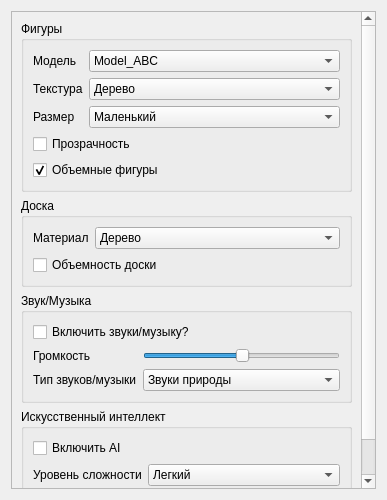
comaralex/Chess2k17, file options.ui: the form before one commit.
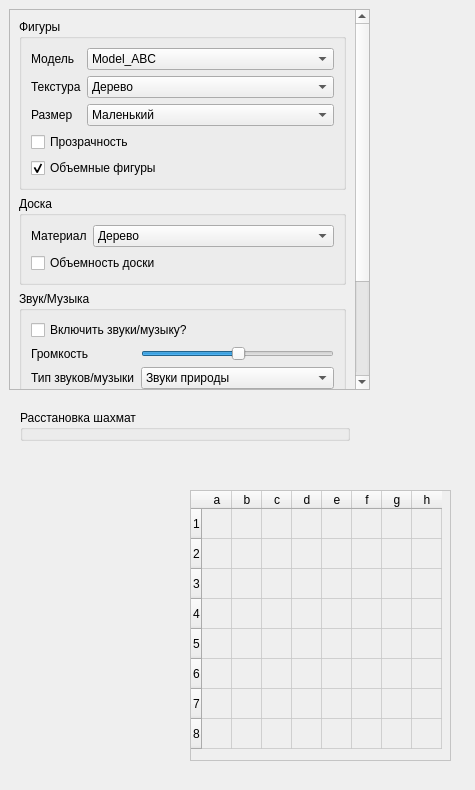
The form after the commit.

Commit message: Add TableWidgetChessRanking to Options

What changed in the file:
```diff
--- a/options.ui
+++ b/options.ui
@@ -6,16 +6,22 @@
    <rect>
     <x>0</x>
     <y>0</y>
-    <width>387</width>
-    <height>500</height>
+    <width>475</width>
+    <height>790</height>
    </rect>
   </property>
   <property name="windowTitle">
    <string>Options</string>
   </property>
-  <layout class="QGridLayout" name="gridLayout_2">
-   <item row="0" column="0">
     <widget class="QScrollArea" name="scrollArea">
+   <property name="geometry">
+    <rect>
+     <x>9</x>
+     <y>9</y>
+     <width>361</width>
+     <height>381</height>
+    </rect>
+   </property>
      <property name="widgetResizable">
       <bool>true</bool>
      </property>
@@ -24,8 +30,8 @@
        <rect>
         <x>0</x>
         <y>0</y>
-        <width>367</width>
-        <height>480</height>
+      <width>342</width>
+      <height>471</height>
        </rect>
       </property>
       <layout class="QGridLayout" name="gridLayout">
@@ -171,6 +177,65 @@
          </layout>
         </widget>
        </item>
+     <item row="3" column="0">
+      <widget class="QGroupBox" name="groupBoxAI">
+       <property name="title">
+        <string>Искусственный интеллект</string>
+       </property>
+       <layout class="QFormLayout" name="formLayout_4">
+        <item row="0" column="0">
+         <widget class="QCheckBox" name="checkAIEnable">
+          <property name="text">
+           <string>Включить AI</string>
+          </property>
+         </widget>
+        </item>
+        <item row="1" column="0">
+         <widget class="QLabel" name="label_comboAILevel">
+          <property name="text">
+           <string>Уровень сложности</string>
+          </property>
+         </widget>
+        </item>
+        <item row="1" column="1">
+         <widget class="QComboBox" name="comboAILevel">
+          <item>
+           <property name="text">
+            <string>Легкий</string>
+           </property>
+          </item>
+          <item>
+           <property name="text">
+            <string>Средний</string>
+           </property>
+          </item>
+          <item>
+           <property name="text">
+            <string>Сложный</string>
+           </property>
+          </item>
+         </widget>
+        </item>
+        <item row="2" column="0">
+         <widget class="QLabel" name="label_sliderAIResponse">
+          <property name="text">
+           <string>Скорость реакции</string>
+          </property>
+         </widget>
+        </item>
+        <item row="2" column="1">
+         <widget class="QSlider" name="sliderAIResponse">
+          <property name="value">
+           <number>75</number>
+          </property>
+          <property name="orientation">
+           <enum>Qt::Horizontal</enum>
+          </property>
+         </widget>
+        </item>
+       </layout>
+      </widget>
+     </item>
        <item row="2" column="0">
         <widget class="QGroupBox" name="groupBoxMusic">
          <property name="title">
@@ -230,70 +295,166 @@
          </layout>
         </widget>
        </item>
-       <item row="3" column="0">
-        <widget class="QGroupBox" name="groupBoxAI">
+    </layout>
+   </widget>
+  </widget>
+  <widget class="QGroupBox" name="groupBoxChessRanking">
+   <property name="geometry">
+    <rect>
+     <x>20</x>
+     <y>410</y>
+     <width>330</width>
+     <height>31</height>
+    </rect>
+   </property>
          <property name="title">
-          <string>Искусственный интеллект</string>
-         </property>
-         <layout class="QFormLayout" name="formLayout_4">
-          <item row="0" column="0">
-           <widget class="QCheckBox" name="checkAIEnable">
+    <string>Расстановка шахмат</string>
+   </property>
+   <layout class="QGridLayout" name="gridLayout_2"/>
+  </widget>
+  <widget class="QTableWidget" name="tableWidgetChessRanking">
+   <property name="geometry">
+    <rect>
+     <x>190</x>
+     <y>490</y>
+     <width>261</width>
+     <height>271</height>
+    </rect>
+   </property>
+   <property name="minimumSize">
+    <size>
+     <width>261</width>
+     <height>271</height>
+    </size>
+   </property>
+   <property name="maximumSize">
+    <size>
+     <width>261</width>
+     <height>271</height>
+    </size>
+   </property>
+   <property name="styleSheet">
+    <string notr="true">/* Style QTableWidget */
+QTableWidget {
+	color: rgba(0, 0, 255, 255);
+	background: rgba(238, 238, 238, 200);
+    show-decoration-selected: 1; /* make the selection span the entire width of the view */
+}
+
+QTableWidget::item:alternate {
+    background: #EEEEEE;
+}
+
+QTableWidget::item:selected {
+    border: 1px solid #6a6ea9;
+
+}
+
+QTableWidget::item:selected:!active {
+    background: qlineargradient(x1: 0, y1: 0, x2: 0, y2: 1,
+                                stop: 0 #ABAFE5, stop: 1 #8588B2);
+}
+
+QTableWidget::item:selected:active {
+    background: qlineargradient(x1: 0, y1: 0, x2: 0, y2: 1,
+                                stop: 0 #6a6ea9, stop: 1 #888dd9);
+}
+
+QTableWidget::item:hover {
+    background: qlineargradient(x1: 0, y1: 0, x2: 0, y2: 1,
+                                stop: 0 #FAFBFE, stop: 1 #DCDEF1);
+}</string>
+   </property>
+   <attribute name="horizontalHeaderDefaultSectionSize">
+    <number>30</number>
+   </attribute>
+   <attribute name="horizontalHeaderMinimumSectionSize">
+    <number>30</number>
+   </attribute>
+   <attribute name="verticalHeaderMinimumSectionSize">
+    <number>30</number>
+   </attribute>
+   <row>
             <property name="text">
-             <string>Включить AI</string>
-            </property>
-           </widget>
-          </item>
-          <item row="1" column="0">
-           <widget class="QLabel" name="label_comboAILevel">
+     <string>1</string>
+    </property>
+   </row>
+   <row>
             <property name="text">
-             <string>Уровень сложности</string>
-            </property>
-           </widget>
-          </item>
-          <item row="1" column="1">
-           <widget class="QComboBox" name="comboAILevel">
-            <item>
+     <string>2</string>
+    </property>
+   </row>
+   <row>
              <property name="text">
-              <string>Легкий</string>
-             </property>
-            </item>
-            <item>
+     <string>3</string>
+    </property>
+   </row>
+   <row>
              <property name="text">
-              <string>Средний</string>
-             </property>
-            </item>
-            <item>
+     <string>4</string>
+    </property>
+   </row>
+   <row>
              <property name="text">
-              <string>Сложный</string>
-             </property>
-            </item>
-           </widget>
-          </item>
-          <item row="2" column="0">
-           <widget class="QLabel" name="label_sliderAIResponse">
+     <string>5</string>
+    </property>
+   </row>
+   <row>
             <property name="text">
-             <string>Скорость реакции</string>
-            </property>
-           </widget>
-          </item>
-          <item row="2" column="1">
-           <widget class="QSlider" name="sliderAIResponse">
-            <property name="value">
-             <number>75</number>
-            </property>
-            <property name="orientation">
-             <enum>Qt::Horizontal</enum>
-            </property>
-           </widget>
-          </item>
-         </layout>
-        </widget>
-       </item>
-      </layout>
-     </widget>
-    </widget>
-   </item>
-  </layout>
+     <string>6</string>
+    </property>
+   </row>
+   <row>
+    <property name="text">
+     <string>7</string>
+    </property>
+   </row>
+   <row>
+    <property name="text">
+     <string>8</string>
+    </property>
+   </row>
+   <column>
+    <property name="text">
+     <string>a</string>
+    </property>
+   </column>
+   <column>
+    <property name="text">
+     <string>b</string>
+    </property>
+   </column>
+   <column>
+    <property name="text">
+     <string>c</string>
+    </property>
+   </column>
+   <column>
+    <property name="text">
+     <string>d</string>
+    </property>
+   </column>
+   <column>
+    <property name="text">
+     <string>e</string>
+    </property>
+   </column>
+   <column>
+    <property name="text">
+     <string>f</string>
+    </property>
+   </column>
+   <column>
+    <property name="text">
+     <string>g</string>
+    </property>
+   </column>
+   <column>
+    <property name="text">
+     <string>h</string>
+    </property>
+   </column>
+  </widget>
  </widget>
  <resources/>
  <connections/>
```
Lines whose indentation alone changed are shown as unchanged.
